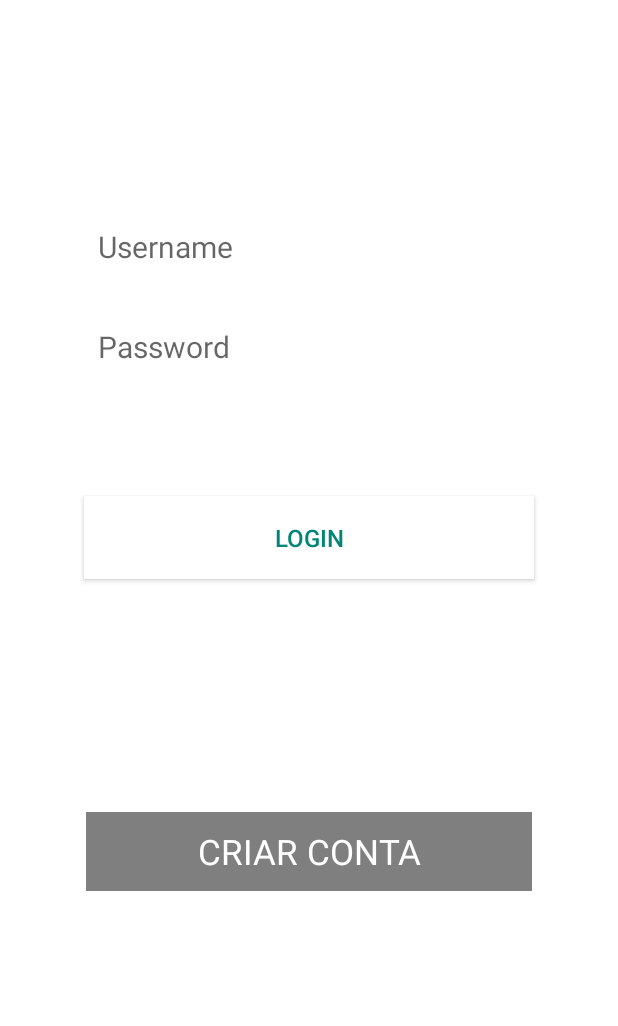
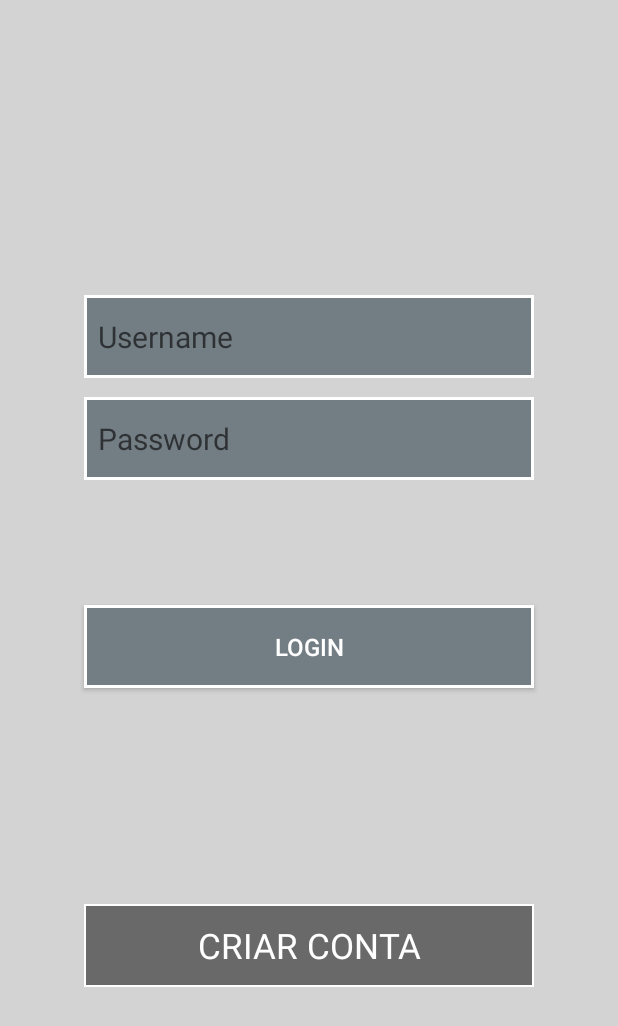
Before and after one commit to Badajaz/ActivityGO, an Android app: the screen it shows after launch (LoginScreen), on a phone screen of 412 x 824 dp. Shown: the top 1026 px of the screen. Run offline under Robolectric (Android 15) with nearby library versions, the phone set to English and light mode, and no system bars.

Commit message:
Modificaçao péssima de cores

```diff
--- /dev/null
+++ b/androidProjects - copia/app/src/main/res/drawable/edit_text_shape.xml
@@ -0,0 +1,7 @@
+<?xml version="1.0" encoding="utf-8"?>
+<shape
+    xmlns:android="http://schemas.android.com/apk/res/android"
+    android:shape= "rectangle"  >
+    <solid android:color="#737d84"/>
+    <stroke android:width="2dp"  android:color="#ffffff"/>
+</shape>
--- a/androidProjects - copia/app/src/main/res/layout/activity_login_screen.xml
+++ b/androidProjects - copia/app/src/main/res/layout/activity_login_screen.xml
@@ -4,8 +4,13 @@
     xmlns:tools="http://schemas.android.com/tools"
     android:layout_width="match_parent"
     android:layout_height="match_parent"
-    android:background="#ffffff"
+    android:background="#D3D3D3"
     tools:context=".LoginScreen">
+
+    <TextView
+        android:id="@+id/textView"
+        android:layout_width="match_parent"
+        android:layout_height="150dp"/>
 
     <EditText
         android:id="@+id/usernameText"
@@ -13,11 +18,11 @@
         android:layout_height="55dp"
         android:layout_marginStart="8dp"
         android:layout_marginLeft="8dp"
-        android:layout_marginTop="8dp"
+        android:layout_marginTop="80dp"
         android:layout_marginEnd="8dp"
         android:layout_marginRight="8dp"
         android:layout_marginBottom="8dp"
-        android:background="#ffffff"
+        android:background="@drawable/edit_text_shape"
         android:ems="10"
         android:hint="  Username"
         android:inputType="text|textPersonName"
@@ -36,11 +41,11 @@
         android:layout_height="55dp"
         android:layout_marginStart="8dp"
         android:layout_marginLeft="8dp"
-        android:layout_marginTop="8dp"
+        android:layout_marginTop="10dp"
         android:layout_marginEnd="8dp"
         android:layout_marginRight="8dp"
         android:layout_marginBottom="8dp"
-        android:background="#ffffff"
+        android:background="@drawable/edit_text_shape"
         android:ems="10"
         android:hint="  Password"
         android:inputType="textPassword|textWebPassword|numberPassword"
@@ -57,13 +62,13 @@
         android:layout_width="300dp"
         android:layout_height="55dp"
         android:layout_marginStart="8dp"
-        android:layout_marginTop="8dp"
+        android:layout_marginTop="30dp"
         android:layout_marginEnd="8dp"
         android:layout_marginBottom="7dp"
-        android:background="#ffffff"
+        android:background="@drawable/edit_text_shape"
         android:onClick="fazerLogin"
         android:text="LOGIN"
-        android:textColor="#008577"
+        android:textColor="#ffffff"
         android:textSize="16sp"
         app:layout_constraintBottom_toBottomOf="parent"
         app:layout_constraintEnd_toEndOf="parent"
@@ -76,7 +81,7 @@
         android:layout_width="300dp"
         android:layout_height="55dp"
         android:layout_marginStart="8dp"
-        android:layout_marginTop="8dp"
+        android:layout_marginTop="40dp"
         android:layout_marginEnd="8dp"
         android:layout_marginBottom="8dp"
         android:background="@drawable/button_border"
```
